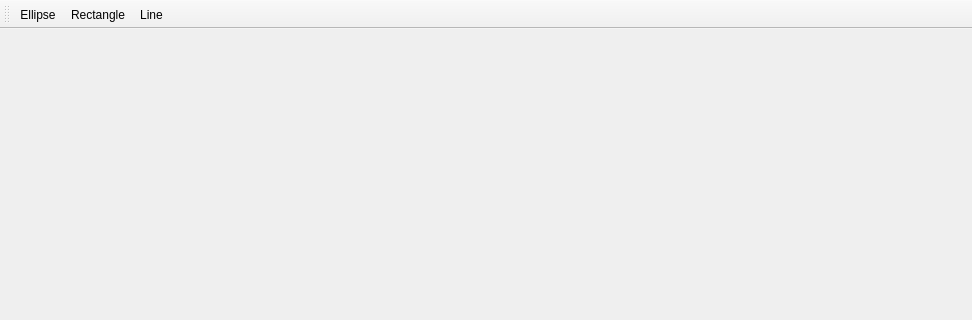
Above: mainwindow.ui from NathanielNavarrette/cis-202-drawing-program-step-2-NathanielNavarrette before the change; both pictures show x 0 to 972 and y 0 to 320 of the 972 by 784 pixel window. Below: the same form after it.
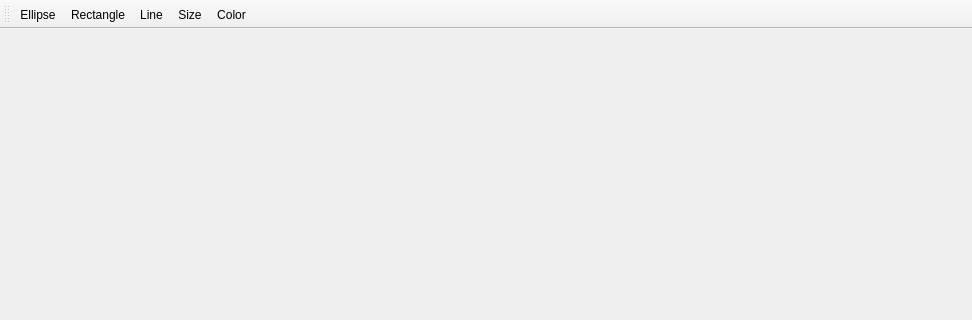
That is the form after the change.

Commit message: Color and size

```diff
--- a/mainwindow.ui
+++ b/mainwindow.ui
@@ -39,11 +39,13 @@
     <enum>TopToolBarArea</enum>
    </attribute>
    <attribute name="toolBarBreak">
-    <bool>true</bool>
+    <bool>false</bool>
    </attribute>
    <addaction name="actionEllipse"/>
    <addaction name="actionRectangle"/>
    <addaction name="actionLine"/>
+   <addaction name="actionSize"/>
+   <addaction name="actionColor"/>
   </widget>
   <widget class="QStatusBar" name="statusBar"/>
   <action name="actionEllipse">
@@ -79,6 +81,28 @@
     <string>Add a Line</string>
    </property>
   </action>
+  <action name="actionSize">
+   <property name="checkable">
+    <bool>true</bool>
+   </property>
+   <property name="text">
+    <string>Size</string>
+   </property>
+   <property name="toolTip">
+    <string>Change the Size</string>
+   </property>
+  </action>
+  <action name="actionColor">
+   <property name="checkable">
+    <bool>true</bool>
+   </property>
+   <property name="text">
+    <string>Color</string>
+   </property>
+   <property name="toolTip">
+    <string>Choose the Color</string>
+   </property>
+  </action>
  </widget>
  <layoutdefault spacing="6" margin="11"/>
  <resources/>
```
Left out of the diff: 70 changed lines with no effect on the pictures. The commit also changes 5 other files.
